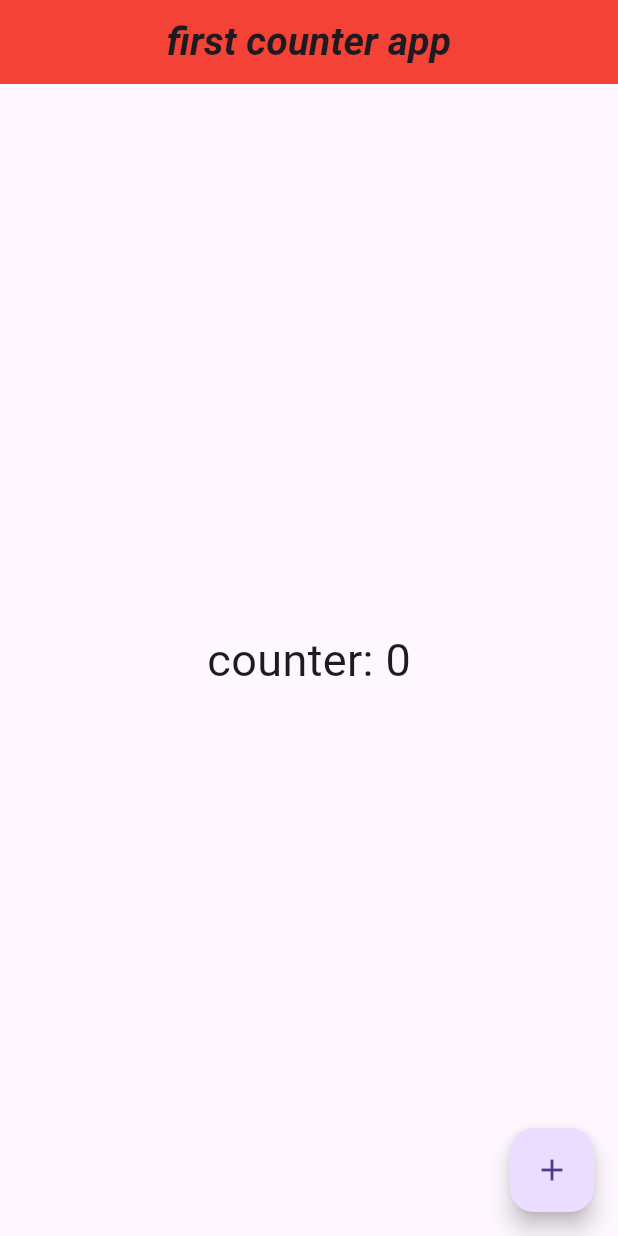
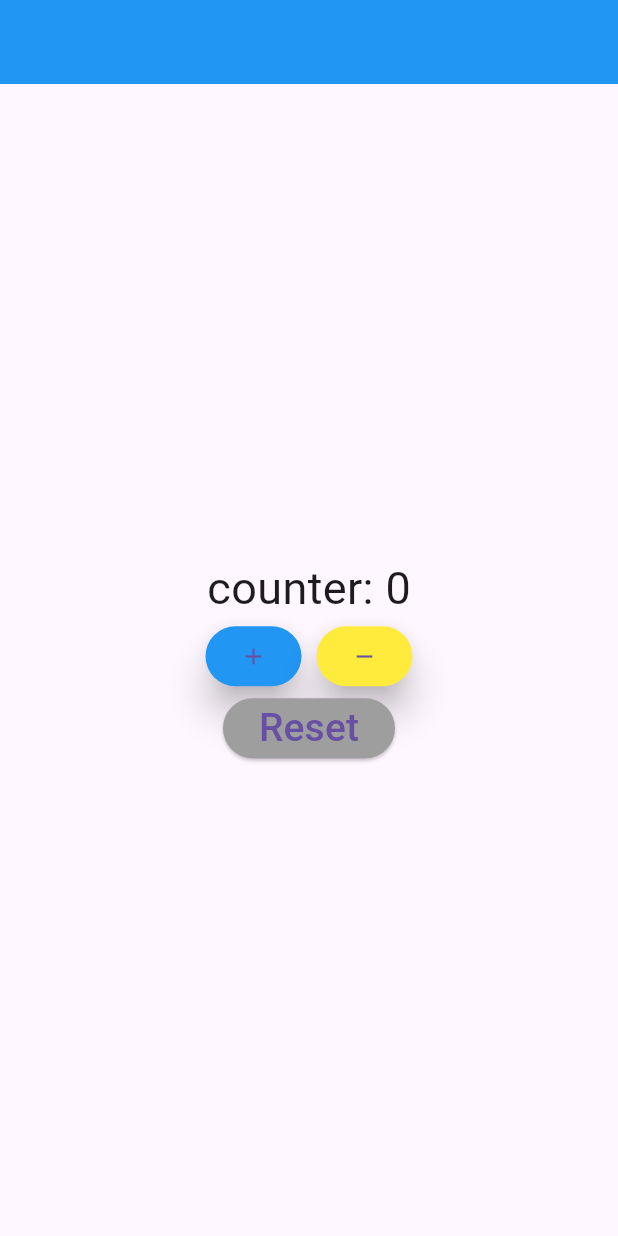
Before and after one commit to kadircali/flutter_counter_app, a Flutter app: the screen it shows after launch, on a phone screen of 412 x 824 dp. Run offline on Flutter 3.47's test engine with Material 3 defaults, Android fonts, the light colour scheme and no system bars.

Commit message:
Flutter_counter

```diff
--- a/firstApp/lib/anasayfa.dart
+++ b/firstApp/lib/anasayfa.dart
@@ -1,26 +1,26 @@
 import 'package:flutter/material.dart';
+import 'package:ilk_fluttet_projem/anasayfa.dart';
+import 'package:ilk_fluttet_projem/text.dart';
 
-class AnaSayfa extends StatelessWidget {
-  const AnaSayfa({super.key});
+import 'anasayfa2.dart';
+import 'circleAvatar.dart';
+import 'columnd_row.dart';
+import 'container.dart';
+import 'elevatedButton.dart';
+import 'image.dart';
+
+void main() {
+  runApp(AnaUygulama());
+}
+
+class AnaUygulama extends StatelessWidget {
+  const AnaUygulama({super.key});
 
   @override
   Widget build(BuildContext context) {
-    int counter = 0;
-    return Scaffold(
-      appBar: AppBar(
-        backgroundColor: Colors.red,
-        centerTitle: true,
-        title: Text("first app"),
-      ),
-      backgroundColor: Colors.grey,
-      floatingActionButton:
-          FloatingActionButton(child: Icon(Icons.add), onPressed: () {}),
-      body: Center(
-        child: Text(
-          "counter: $counter ",
-          style: TextStyle(fontSize: 30),
-        ),
-      ),
+    return MaterialApp(
+      title: "ilk flutter app",
+      home: ElevatedButtonTest(),
     );
   }
 }
--- a/firstApp/lib/anasayfa2.dart
+++ b/firstApp/lib/anasayfa2.dart
@@ -1,40 +1,108 @@
+import 'dart:async';
+
 import 'package:flutter/material.dart';
 
-class Anasayfa2 extends StatefulWidget {
-  const Anasayfa2({super.key});
+class ElevatedButtonTest extends StatefulWidget {
+  ElevatedButtonTest({super.key});
 
   @override
-  State<Anasayfa2> createState() => _Anasayfa2State();
+  State<ElevatedButtonTest> createState() => _ElevatedButtonTestState();
 }
 
-class _Anasayfa2State extends State<Anasayfa2> {
-  int counter = 0;
+class _ElevatedButtonTestState extends State<ElevatedButtonTest> {
+  int sayac = 0;
+  Timer? _timer;
+
+  void _startCounter() {
+    _timer = Timer.periodic(Duration(seconds: 1), (timer) {
+      setState(() {
+        sayac++; // Sayaç değerini artır
+      });
+    });
+  }
+
+  void _stopCounter() {
+    _timer?.cancel(); // Sayaç durdur
+  }
+
   @override
   Widget build(BuildContext context) {
     return Scaffold(
-        appBar: AppBar(
-          backgroundColor: Colors.red,
-          title: Text(
-            "first counter app",
-            style: TextStyle(
-                fontSize: 26,
-                fontWeight: FontWeight.w600,
-                fontStyle: FontStyle.italic),
-          ),
-          centerTitle: true,
+      appBar: AppBar(
+        backgroundColor: Colors.blue,
+      ),
+      body: Center(
+        child: Column(
+          mainAxisAlignment: MainAxisAlignment.center,
+          children: [
+            Text(
+              "counter: $sayac",
+              style: const TextStyle(
+                fontSize: 30,
+              ),
+            ),
+            Container(
+              child: Row(
+                mainAxisAlignment: MainAxisAlignment.center,
+                children: [
+                  Container(
+                    child: ElevatedButton(
+                        style: ElevatedButton.styleFrom(
+                            backgroundColor: Colors.blue,
+                            padding: EdgeInsets.all(10),
+                            elevation: 10),
+                        onPressed: () => setState(() {
+                              sayac++;
+                            }),
+                        onLongPress: () {
+                          setState(() {
+                            print("uzun");
+                          });
+                        },
+                        child: Icon(Icons.add)),
+                  ),
+                  Container(
+                    margin: EdgeInsets.only(left: 10),
+                    child: ElevatedButton(
+                        style: ElevatedButton.styleFrom(
+                            backgroundColor: Colors.yellow,
+                            padding: EdgeInsets.all(10),
+                            elevation: 10),
+                        onPressed: () {
+                          setState(() {
+                            sayac--;
+                          });
+                        },
+                        child: Icon(Icons.remove)),
+                  ),
+                ],
+              ),
+            ),
+            Container(
+              child: Row(
+                mainAxisAlignment: MainAxisAlignment.center,
+                children: [
+                  Container(
+                      child: ElevatedButton(
+                          style: ElevatedButton.styleFrom(
+                              backgroundColor: Colors.grey),
+                          onPressed: () {
+                            setState(() {
+                              sayac = 0;
+                            });
+                          },
+                          child: Text(
+                            "Reset",
+                            style: TextStyle(
+                              fontSize: 26,
+                            ),
+                          )))
+                ],
+              ),
+            )
+          ],
         ),
-        floatingActionButton: FloatingActionButton(
-            child: Icon(Icons.add),
-            onPressed: () {
-              setState(() {
-                counter++;
-              });
-            }),
-        body: Center(
-          child: Text(
-            "counter: $counter",
-            style: TextStyle(fontSize: 30),
-          ),
-        ));
+      ),
+    );
   }
 }
--- a/firstApp/lib/main.dart
+++ b/firstApp/lib/main.dart
@@ -1,7 +1,13 @@
 import 'package:flutter/material.dart';
 import 'package:ilk_fluttet_projem/anasayfa.dart';
+import 'package:ilk_fluttet_projem/text.dart';
 
 import 'anasayfa2.dart';
+import 'circleAvatar.dart';
+import 'columnd_row.dart';
+import 'container.dart';
+import 'elevatedButton.dart';
+import 'image.dart';
 
 void main() {
   runApp(AnaUygulama());
@@ -14,7 +20,7 @@ class AnaUygulama extends StatelessWidget {
   Widget build(BuildContext context) {
     return MaterialApp(
       title: "ilk flutter app",
-      home: Anasayfa2(),
+      home: ElevatedButtonTest(),
     );
   }
 }
```
